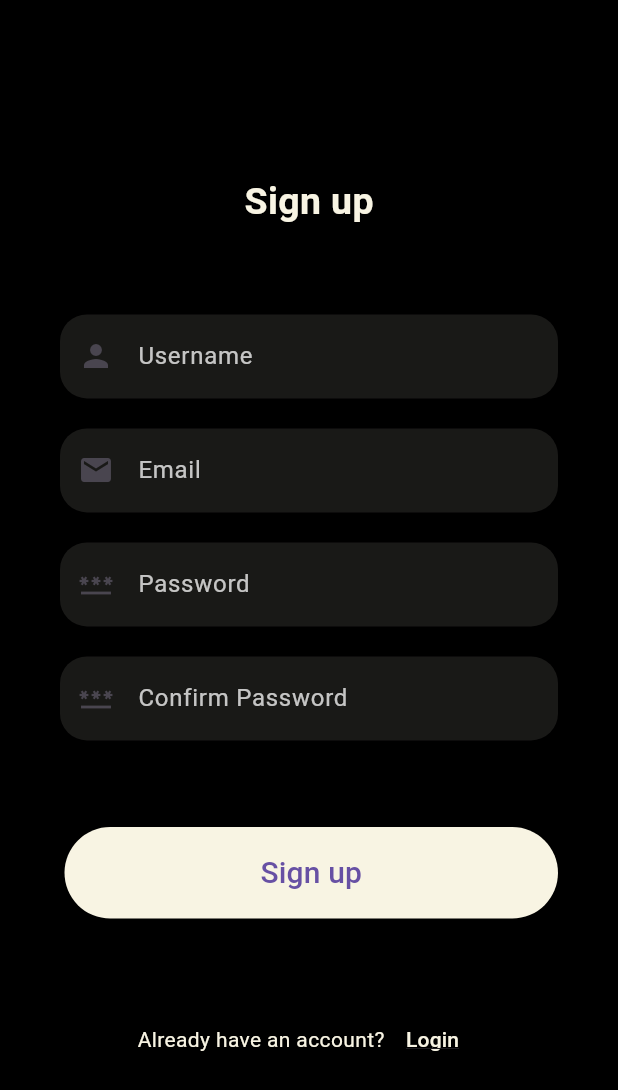
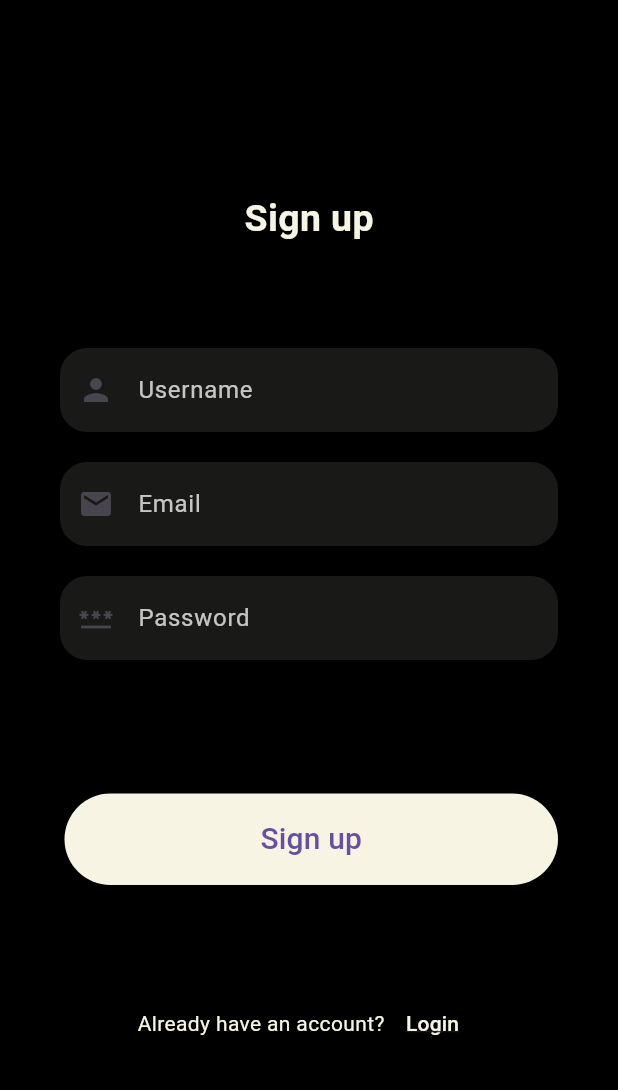
Before and after one commit to THERESIALAMROULI/5_A_Salon, a Flutter app: the screen it shows after launch, after a tap on "Register", on a phone screen of 412 x 824 dp. Shown: the top 1090 px of the screen. Run offline on Flutter 3.47's test engine with Material 3 defaults, Android fonts, the light colour scheme and no system bars; network calls fail.

Commit message:
Eldan change UI

```diff
--- a/lib/View/login.dart
+++ b/lib/View/login.dart
@@ -1,8 +1,19 @@
 import 'package:flutter/material.dart';
+import 'package:tubesfix/View/home.dart';
 import 'package:tubesfix/View/register.dart';
+import 'package:tubesfix/component/form_component.dart';
 
-class LoginView extends StatelessWidget {
-  const LoginView({super.key});
+class LoginView extends StatefulWidget {
+  final Map? data;
+
+  const LoginView({super.key, this.data});
+
+  @override
+  State<LoginView> createState() => _LoginViewState();
+}
+
+class _LoginViewState extends State<LoginView> {
+  final _formKey = GlobalKey<FormState>();
 
   @override
   Widget build(BuildContext context) {
--- a/lib/View/register.dart
+++ b/lib/View/register.dart
@@ -1,8 +1,21 @@
 import 'package:flutter/material.dart';
 import 'package:tubesfix/View/login.dart';
+import 'package:tubesfix/component/form_component.dart';
 
-class RegisterView extends StatelessWidget {
+class RegisterView extends StatefulWidget {
   const RegisterView({super.key});
+
+  @override
+  State<RegisterView> createState() => _RegisterViewState();
+}
+
+class _RegisterViewState extends State<RegisterView> {
+
+  final _formKey = GlobalKey<FormState>();
+  TextEditingController usernameController = TextEditingController();
+  TextEditingController emailController = TextEditingController();
+  TextEditingController passwordController = TextEditingController();
+  TextEditingController notelpController = TextEditingController();
 
   @override
   Widget build(BuildContext context) {
@@ -18,9 +31,9 @@ class RegisterView extends StatelessWidget {
             child: Column(
               mainAxisAlignment: MainAxisAlignment.spaceEvenly,
               crossAxisAlignment: CrossAxisAlignment.stretch,
-              children: <Widget>[
+              children: [
                 Column(
-                  children: <Widget>[
+                  children: [
                     const SizedBox(height: 60.0),
 
                     const Text(
@@ -35,8 +48,9 @@ class RegisterView extends StatelessWidget {
                   ],
                 ),
                 Column(
-                  children: <Widget>[
+                  children: [
                     TextField(
+                      controller: usernameController,
                       style: TextStyle(color: Colors.white),
                       decoration: InputDecoration(
                           hintText: "Username",
@@ -53,6 +67,7 @@ class RegisterView extends StatelessWidget {
                     const SizedBox(height: 20),
 
                     TextField(
+                      controller: emailController,
                       style: TextStyle(color: Colors.white),
                       decoration: InputDecoration(
                           hintText: "Email",
@@ -68,6 +83,7 @@ class RegisterView extends StatelessWidget {
                     const SizedBox(height: 20),
 
                     TextField(
+                      controller: passwordController,
                       style: TextStyle(color: Colors.white),
                       decoration: InputDecoration(
                         hintText: "Password",
@@ -84,20 +100,21 @@ class RegisterView extends StatelessWidget {
 
                     const SizedBox(height: 20),
 
-                    TextField(
-                      style: TextStyle(color: Colors.white),
-                      decoration: InputDecoration(
-                        hintText: "Confirm Password",
-                        hintStyle: TextStyle(color: Colors.white.withOpacity(0.75)),
-                        border: OutlineInputBorder(
-                            borderRadius: BorderRadius.circular(18),
-                            borderSide: BorderSide.none),
-                        fillColor: const Color.fromRGBO(248,244,227,1).withOpacity(0.1),
-                        filled: true,
-                        prefixIcon: const Icon(Icons.password),
-                      ),
-                      obscureText: true,
-                    ),
+                    // TextField(
+
+                    //   style: TextStyle(color: Colors.white),
+                    //   decoration: InputDecoration(
+                    //     hintText: "Confirm Password",
+                    //     hintStyle: TextStyle(color: Colors.white.withOpacity(0.75)),
+                    //     border: OutlineInputBorder(
+                    //         borderRadius: BorderRadius.circular(18),
+                    //         borderSide: BorderSide.none),
+                    //     fillColor: const Color.fromRGBO(248,244,227,1).withOpacity(0.1),
+                    //     filled: true,
+                    //     prefixIcon: const Icon(Icons.password),
+                    //   ),
+                    //   obscureText: true,
+                    // ),
                   ],
                 ),
                 Container(
@@ -105,6 +122,15 @@ class RegisterView extends StatelessWidget {
 
                     child: ElevatedButton(
                       onPressed: () {
+                        if (_formKey.currentState!.validate()) {
+                          ScaffoldMessenger.of(context).showSnackBar(
+                            const SnackBar(content: Text('Processing Data'))
+                          );
+                          Map<String, dynamic> formData = {};
+                          // formData['username'] = usernameController.text;
+                          formData['password'] = passwordController.text;
+                          Navigator.push(context, MaterialPageRoute(builder: (BuildContext buildContext) => LoginView(data: formData,)));
+                        }
                       },
                       child: const Text(
                         "Sign up",
@@ -129,7 +155,7 @@ class RegisterView extends StatelessWidget {
                         child: const Text("Login", style: TextStyle(color:  Color.fromRGBO(248,244,227,1),decoration: TextDecoration.underline),)
                     )
                   ],
-                )
+                  ),
               ],
             ),
           ),
--- a/lib/component/form_component.dart
+++ b/lib/component/form_component.dart
@@ -1,7 +1,7 @@
 import 'package:flutter/material.dart';
 
 Padding inputForm(Function(String?) validasi, {required TextEditingController controller,
-required String hintTxt, required String helperTxt, required IconData iconData, bool password = false}){
+required String hintTxt, required IconData iconData, bool password = false}){
     return Padding(
       padding: const EdgeInsets.only(left: 20, top: 10),
       child: SizedBox(
@@ -14,7 +14,6 @@ required String hintTxt, required String helperTxt, required IconData iconData,
               decoration: InputDecoration(
                 hintText: hintTxt,
                 border: const OutlineInputBorder(),
-                helperText: helperTxt,
                 prefixIcon: Icon(iconData)
               ),
         ),
```
